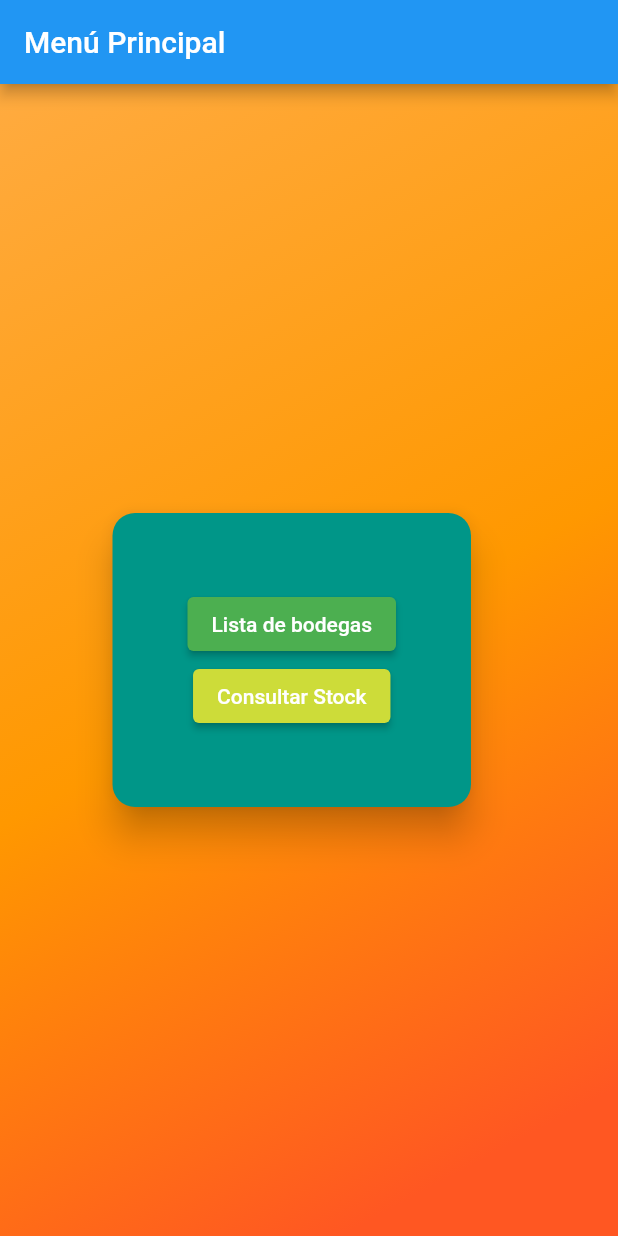
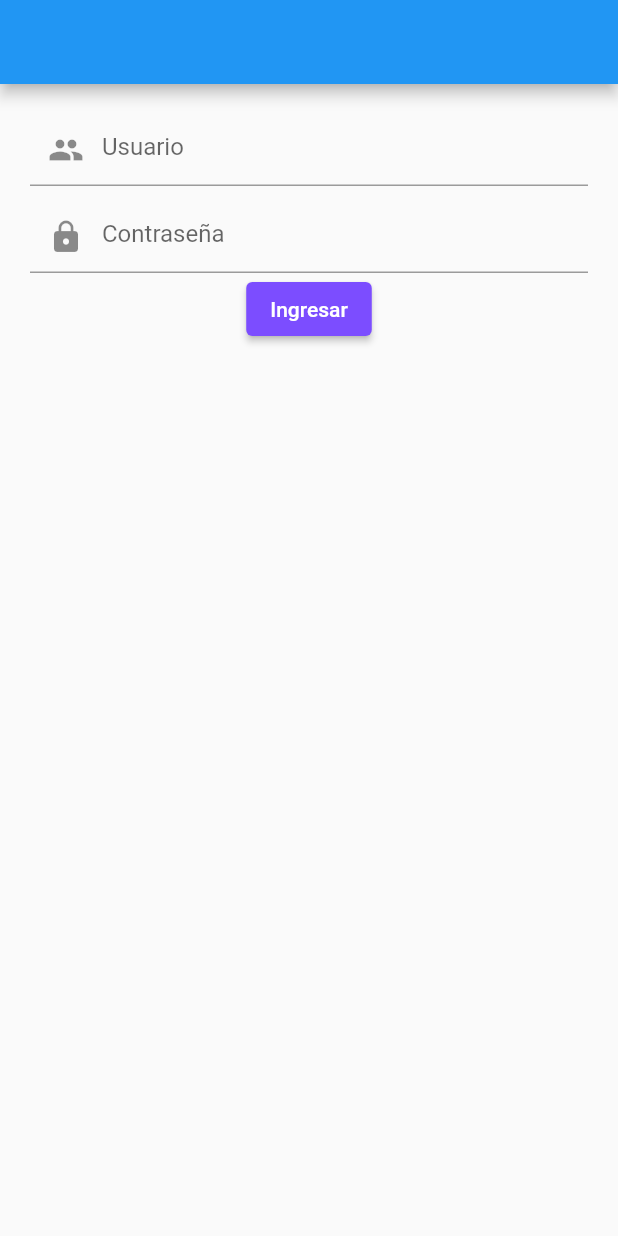
Before and after one commit to ManuelRodriguezSandoval2/inventory-flutter, a Flutter app: the screen it shows after launch, on a phone screen of 412 x 824 dp. Run offline on Flutter 3.47's test engine with Material 2 defaults, Android fonts, the phone set to English and light mode, and no system bars; our stand-ins replace dio, get, shared_preferences; missing offline and left inert: flutter_qr_bar_scanner; accounts and stored records are empty.

```diff
--- a/lib/inicio/bodega/controller/bodega_controller.dart
+++ b/lib/inicio/bodega/controller/bodega_controller.dart
@@ -1,6 +1,6 @@
-
 import 'package:flutter_application_1/inicio/bodega/api/bodega_api.dart';
 import 'package:flutter_application_1/inicio/producto_por_bodega/api/bodega_api.dart';
+import 'package:flutter_application_1/login2/login_controller.dart';
 import 'package:flutter_application_1/models/bodega_model.dart';
 import 'package:flutter_application_1/models/bodega_producto_model.dart';
 import 'package:get/get.dart';
@@ -11,9 +11,9 @@ class BodegaController extends GetxController {
   set bodegas(List<Bodega> data) {
     _bodegas = data;
     update();
+  }
 
-  }
-    List<BodegaProducto> _bodegasxproductos = [];
+  List<BodegaProducto> _bodegasxproductos = [];
   List<BodegaProducto> get bodegasxproductos => _bodegasxproductos;
   set bodegasxproductos(List<BodegaProducto> data) {
     _bodegasxproductos = data;
@@ -29,7 +29,9 @@ class BodegaController extends GetxController {
   }
 
   obtenerBodegasProductos(int? bodegaproducto) async {
-    await BodegaProductoApi.instance.consultaBodegaProductoAPi(bodegaproducto).then((data) {
+    await BodegaProductoApi.instance
+        .consultaBodegaProductoAPi(bodegaproducto)
+        .then((data) {
       if (data != null) {
         bodegasxproductos = data;
         print(bodegasxproductos);
@@ -40,4 +42,12 @@ class BodegaController extends GetxController {
   /* editarProducto(Bodega producto) {
     Get.toNamed('/editar_producto', arguments: [producto]);
   } */
+
+  @override
+  void onInit() {
+    // TODO: implement onInit
+    super.onInit();
+    var _loginController = Get.find<LoginController>();
+    print(_loginController.usuarioLogin!.accessToken);
+  }
 }
--- /dev/null
+++ b/lib/login2/login_api.dart
@@ -0,0 +1,35 @@
+import 'package:dio/dio.dart';
+import 'package:get/get.dart' as getx;
+import 'package:flutter/material.dart';
+
+import 'usuario_model.dart';
+
+class LoginApi {
+  LoginApi._internal();
+  static LoginApi _instance = LoginApi._internal();
+  static LoginApi get instance => _instance;
+
+  Future<Usuario?> login(String username, String password) async {
+    String? url = "http://10.0.2.2:8000/api/login";
+    Response response;
+    Dio dio = new Dio();
+    dio.options.headers["Accept"] = "application/json";
+    dio.options.responseType = ResponseType.plain;
+    try {
+      response = await dio.post(url, queryParameters: {
+        "username": username,
+        "password": password
+      }).timeout(const Duration(seconds: 10));
+      print(response.data.toString());
+      switch (response.statusCode) {
+        case 200:
+          Usuario usuario = usuarioFromJson(response.data);
+          return usuario;
+        default:
+          throw Exception("Error al iniciar sesion");
+      }
+    } on Exception catch (e) {
+      throw Exception("Error al iniciar sesion");
+    }
+  }
+}
--- /dev/null
+++ b/lib/login2/login_controller.dart
@@ -0,0 +1,33 @@
+import 'package:flutter/cupertino.dart';
+import 'package:flutter_application_1/login2/login_api.dart';
+import 'package:get/get.dart';
+
+import 'usuario_model.dart';
+
+class LoginController extends GetxController {
+  TextEditingController _usuarioController = TextEditingController();
+  TextEditingController get usuarioController => _usuarioController;
+  TextEditingController _passwordController = TextEditingController();
+  TextEditingController get passwordController => _passwordController;
+
+  Usuario? _usuarioLogin;
+  Usuario? get usuarioLogin => _usuarioLogin;
+  set usuarioLogin(Usuario? value) {
+    _usuarioLogin = value;
+    update();
+  }
+
+  iniciarSesion() async {
+    await LoginApi.instance
+        .login(usuarioController.text, passwordController.text)
+        .then((value) {
+      if (value != null) {
+        usuarioLogin = value;
+        //Navegar menu
+        Get.toNamed('/lista_bodegas');
+      }
+    }).catchError((error) {
+      Get.snackbar("asd", error.toString());
+    });
+  }
+}
--- /dev/null
+++ b/lib/login2/login_page.dart
@@ -0,0 +1,45 @@
+import 'package:flutter/material.dart';
+import 'package:flutter_application_1/login2/login_controller.dart';
+import 'package:get/get.dart';
+
+class LoginPage extends StatelessWidget {
+  const LoginPage({Key? key}) : super(key: key);
+
+  @override
+  Widget build(BuildContext context) {
+    return GetBuilder<LoginController>(
+        init: LoginController(),
+        builder: (_) {
+          return Scaffold(
+            appBar: AppBar(),
+            body: Container(
+              padding: EdgeInsets.all(20),
+              child: Column(
+                children: [
+                  TextField(
+                    controller: _.usuarioController,
+                    decoration: InputDecoration(
+                        prefixIcon: Icon(Icons.people), hintText: "Usuario"),
+                  ),
+                  SizedBox(
+                    height: 10,
+                  ),
+                  TextField(
+                    controller: _.passwordController,
+                    decoration: InputDecoration(
+                        prefixIcon: Icon(Icons.lock), hintText: "Contraseña"),
+                  ),
+                  ElevatedButton(
+                      style: ElevatedButton.styleFrom(
+                          primary: Colors.deepPurpleAccent),
+                      onPressed: () {
+                        _.iniciarSesion();
+                      },
+                      child: Text("Ingresar"))
+                ],
+              ),
+            ),
+          );
+        });
+  }
+}
--- /dev/null
+++ b/lib/login2/usuario_model.dart
@@ -0,0 +1,111 @@
+// To parse this JSON data, do
+//
+//     final usuario = usuarioFromJson(jsonString);
+
+import 'dart:convert';
+
+Usuario usuarioFromJson(String str) => Usuario.fromJson(json.decode(str));
+
+String usuarioToJson(Usuario data) => json.encode(data.toJson());
+
+class Usuario {
+  Usuario({
+    this.accessToken,
+    this.tokenType,
+    this.expiresAt,
+    this.usuario,
+  });
+
+  String? accessToken;
+  String? tokenType;
+  DateTime? expiresAt;
+  UsuarioClass? usuario;
+
+  factory Usuario.fromJson(Map<String, dynamic> json) => Usuario(
+        accessToken: json["access_token"] == null ? null : json["access_token"],
+        tokenType: json["token_type"] == null ? null : json["token_type"],
+        expiresAt: json["expires_at"] == null
+            ? null
+            : DateTime.parse(json["expires_at"]),
+        usuario: json["usuario"] == null
+            ? null
+            : UsuarioClass.fromJson(json["usuario"]),
+      );
+
+  Map<String, dynamic> toJson() => {
+        "access_token": accessToken == null ? null : accessToken,
+        "token_type": tokenType == null ? null : tokenType,
+        "expires_at": expiresAt == null ? null : expiresAt!.toIso8601String(),
+        "usuario": usuario == null ? null : usuario!.toJson(),
+      };
+}
+
+class UsuarioClass {
+  UsuarioClass({
+    this.idUsuario,
+    this.rut,
+    this.username,
+    this.email,
+    this.nombre,
+    this.apellidoPaterno,
+    this.apellidoMaterno,
+    this.direccion,
+    this.tipoPermiso,
+    this.estado,
+    this.idCiudad,
+    this.createdAt,
+    this.updatedAt,
+  });
+
+  int? idUsuario;
+  String? rut;
+  String? username;
+  String? email;
+  String? nombre;
+  String? apellidoPaterno;
+  String? apellidoMaterno;
+  String? direccion;
+  String? tipoPermiso;
+  String? estado;
+  int? idCiudad;
+  DateTime? createdAt;
+  DateTime? updatedAt;
+
+  factory UsuarioClass.fromJson(Map<String, dynamic> json) => UsuarioClass(
+        idUsuario: json["id_usuario"] == null ? null : json["id_usuario"],
+        rut: json["rut"] == null ? null : json["rut"],
+        username: json["username"] == null ? null : json["username"],
+        email: json["email"] == null ? null : json["email"],
+        nombre: json["nombre"] == null ? null : json["nombre"],
+        apellidoPaterno:
+            json["apellido_paterno"] == null ? null : json["apellido_paterno"],
+        apellidoMaterno:
+            json["apellido_materno"] == null ? null : json["apellido_materno"],
+        direccion: json["direccion"] == null ? null : json["direccion"],
+        tipoPermiso: json["tipo_permiso"] == null ? null : json["tipo_permiso"],
+        estado: json["estado"] == null ? null : json["estado"],
+        idCiudad: json["id_ciudad"] == null ? null : json["id_ciudad"],
+        createdAt: json["created_at"] == null
+            ? null
+            : DateTime.parse(json["created_at"]),
+        updatedAt: json["updated_at"] == null
+            ? null
+            : DateTime.parse(json["updated_at"]),
+      );
+
+  Map<String, dynamic> toJson() => {
+        "id_usuario": idUsuario == null ? null : idUsuario,
+        "rut": rut == null ? null : rut,
+        "username": username == null ? null : username,
+        "email": email == null ? null : email,
+        "nombre": nombre == null ? null : nombre,
+        "apellido_paterno": apellidoPaterno == null ? null : apellidoPaterno,
+        "apellido_materno": apellidoMaterno == null ? null : apellidoMaterno,
+        "direccion": direccion == null ? null : direccion,
+        "tipo_permiso": tipoPermiso == null ? null : tipoPermiso,
+        "estado": estado == null ? null : estado,
+        "id_ciudad": idCiudad == null ? null : idCiudad,
+        "created_at": createdAt == null ? null : createdAt!.toIso8601String(),
+        "updated_at": updatedAt == null ? null : updatedAt!.toIso8601String(),
+      };
+}
--- a/lib/main.dart
+++ b/lib/main.dart
@@ -11,7 +11,7 @@ class MyApp extends StatelessWidget {
   Widget build(BuildContext context) {
     return GetMaterialApp(
       getPages: routes(),
-      initialRoute: '/home',
+      initialRoute: '/login',
     );
   }
 }
--- a/lib/routes/routes.dart
+++ b/lib/routes/routes.dart
@@ -6,6 +6,7 @@ import 'package:flutter_application_1/inicio/editar_producto/editar_producto_pag
 import 'package:flutter_application_1/inicio/inicio_page.dart';
 import 'package:flutter_application_1/inicio/inventario/pages/inventario_page.dart';
 import 'package:flutter_application_1/inicio/producto_por_bodega/page/bodega_producto_page.dart';
+import 'package:flutter_application_1/login2/login_page.dart';
 import 'package:get/route_manager.dart';
 
 routes() => [
@@ -46,4 +47,8 @@ routes() => [
         name: '/realizar_inventario',
         page: () => MyApp(),
       ),
+      GetPage(
+        name: '/login',
+        page: () => LoginPage(),
+      ),
     ];
--- a/pubspec.yaml
+++ b/pubspec.yaml
@@ -3,7 +3,7 @@ description: A new Flutter project.
 
 # The following line prevents the package from being accidentally published to
 # pub.dev using `pub publish`. This is preferred for private packages.
-publish_to: 'none' # Remove this line if you wish to publish to pub.dev
+publish_to: "none" # Remove this line if you wish to publish to pub.dev
 
 # The following defines the version and build number for your application.
 # A version number is three numbers separated by dots, like 1.2.43
@@ -24,7 +24,6 @@ dependencies:
   flutter:
     sdk: flutter
 
-
   # The following adds the Cupertino Icons font to your application.
   # Use with the CupertinoIcons class for iOS style icons.
   cupertino_icons: ^1.0.2
@@ -44,7 +43,6 @@ dev_dependencies:
 
 # The following section is specific to Flutter.
 flutter:
-
   # The following line ensures that the Material Icons font is
   # included with your application, so that you can use the icons in
   # the material Icons class.
```
